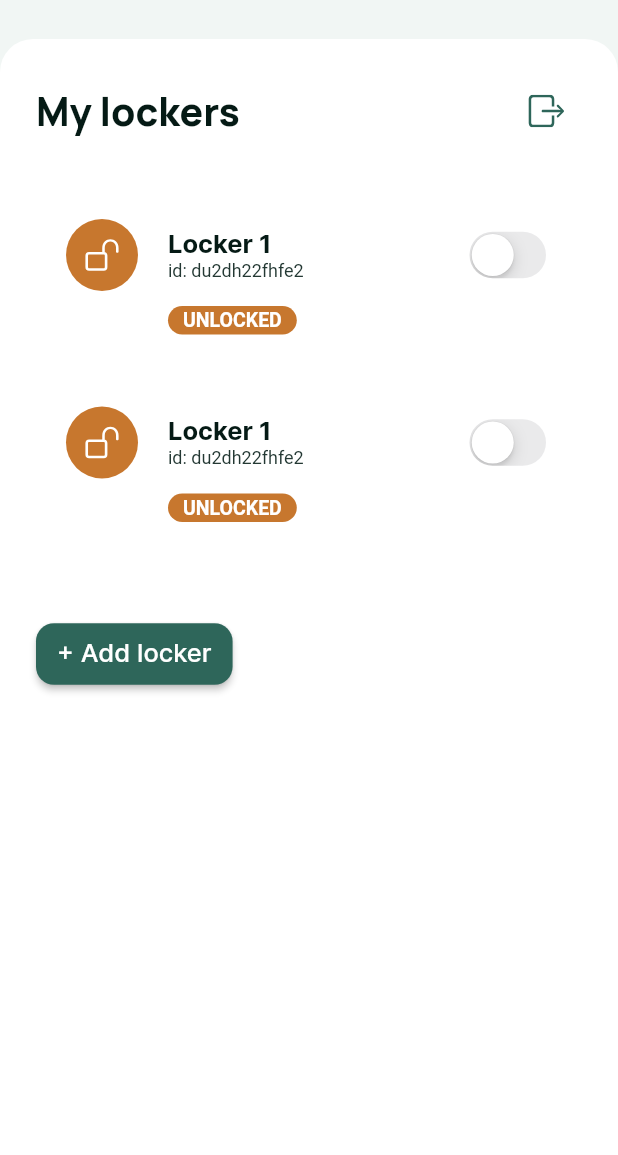
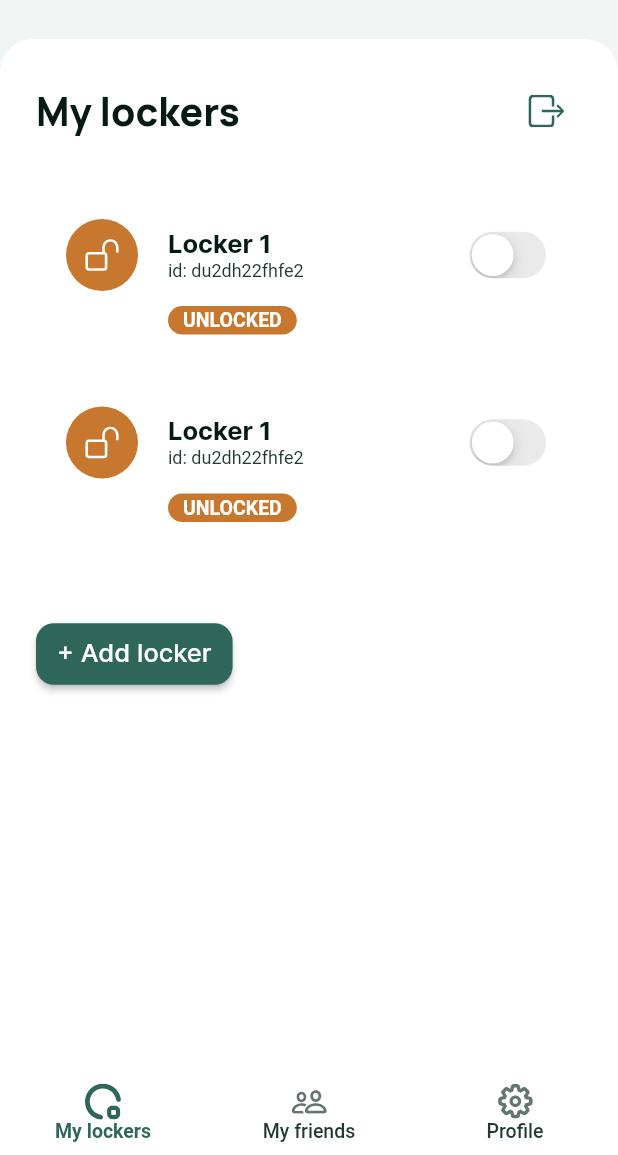
Before and after one commit to bytes7bytes7/ali_lock, a Flutter app: the screen it shows after launch, on a phone screen of 412 x 824 dp, the part 81-1236 px from its top. Run offline on Flutter 3.47's test engine with Material 2 defaults, Android fonts, the light colour scheme and no system bars; our stand-ins replace flutter_svg; Roboto replaces fonts that are missing (SfPro).

Commit message:
fix IconButton under DecoratedBox

```diff
--- a/lib/screens/my_lockers_screen.dart
+++ b/lib/screens/my_lockers_screen.dart
@@ -3,9 +3,11 @@ import 'package:flutter/material.dart';
 import '../gen/assets.gen.dart';
 import '../widgets/custom_icon_button.dart';
 import '../widgets/locker_list_tile.dart';
+import '../widgets/sized_icon.dart';
 
 const _mainSheetRadius = 22.0;
 const _paddingH = 24.0;
+const _tabIconSize = 24.0;
 
 class MyLockersScreen extends StatelessWidget {
   const MyLockersScreen({super.key});
@@ -15,7 +17,48 @@ class MyLockersScreen extends StatelessWidget {
     final theme = Theme.of(context);
 
     return Scaffold(
-      body: SafeArea(
+      body: _Body(theme: theme),
+      bottomNavigationBar: BottomNavigationBar(
+        currentIndex: 0,
+        onTap: (i) {},
+        items: [
+          BottomNavigationBarItem(
+            label: 'My lockers',
+            icon: SizedIcon(
+              icon: Assets.image.svg.myLockers.svg(),
+              size: const Size.square(_tabIconSize),
+            ),
+          ),
+          BottomNavigationBarItem(
+            label: 'My friends',
+            icon: SizedIcon(
+              icon: Assets.image.svg.friends.svg(),
+              size: const Size.square(_tabIconSize),
+            ),
+          ),
+          BottomNavigationBarItem(
+            label: 'Profile',
+            icon: SizedIcon(
+              icon: Assets.image.svg.profile.svg(),
+              size: const Size.square(_tabIconSize),
+            ),
+          ),
+        ],
+      ),
+    );
+  }
+}
+
+class _Body extends StatelessWidget {
+  const _Body({
+    required this.theme,
+  });
+
+  final ThemeData theme;
+
+  @override
+  Widget build(BuildContext context) {
+    return SafeArea(
       child: Column(
         children: [
           Align(
@@ -33,7 +76,7 @@ class MyLockersScreen extends StatelessWidget {
           Expanded(
             child: DecoratedBox(
               decoration: BoxDecoration(
-                  color: theme.focusColor,
+                color: theme.colorScheme.background,
                 borderRadius: const BorderRadius.only(
                   topLeft: Radius.circular(_mainSheetRadius),
                   topRight: Radius.circular(_mainSheetRadius),
@@ -53,8 +96,12 @@ class MyLockersScreen extends StatelessWidget {
                           'My lockers',
                           style: theme.textTheme.displayLarge,
                         ),
-                          CustomIconButton(
+                        Material(
+                          color: Colors.transparent,
+                          child: CustomIconButton(
                             icon: Assets.image.svg.logOut.svg(),
+                            onPressed: () {},
+                          ),
                         ),
                       ],
                     ),
@@ -64,20 +111,7 @@ class MyLockersScreen extends StatelessWidget {
                       itemCount: 3,
                       itemBuilder: (context, index) {
                         if (index == 2) {
-                            return Padding(
-                              padding: const EdgeInsets.symmetric(
-                                horizontal: _paddingH,
-                                vertical: 40,
-                              ),
-                              child: Row(
-                                children: [
-                                  ElevatedButton(
-                                    onPressed: () {},
-                                    child: const Text('+ Add locker'),
-                                  ),
-                                ],
-                              ),
-                            );
+                          return const _AddLockerButton();
                         }
 
                         return Padding(
@@ -101,6 +135,27 @@ class MyLockersScreen extends StatelessWidget {
           ),
         ],
       ),
+    );
+  }
+}
+
+class _AddLockerButton extends StatelessWidget {
+  const _AddLockerButton();
+
+  @override
+  Widget build(BuildContext context) {
+    return Padding(
+      padding: const EdgeInsets.symmetric(
+        horizontal: _paddingH,
+        vertical: 40,
+      ),
+      child: Row(
+        children: [
+          ElevatedButton(
+            onPressed: () {},
+            child: const Text('+ Add locker'),
+          ),
+        ],
       ),
     );
   }
--- a/lib/themes/light_colors.dart
+++ b/lib/themes/light_colors.dart
@@ -11,4 +11,5 @@ class _LightColors {
   static const gin = Color(0xFFF1F6F4);
   static const brandyPunch = Color(0xFFC7772E);
   static const nebula = Color(0xFFD2DBD8);
+  static const black = Color(0xFF000000);
 }
--- a/lib/themes/light_theme.dart
+++ b/lib/themes/light_theme.dart
@@ -2,9 +2,19 @@ part of 'themes.dart';
 
 final lightTheme = ThemeData.light().copyWith(
   scaffoldBackgroundColor: _LightColors.gin,
-  primaryColor: _LightColors.casal,
-  highlightColor: _LightColors.brandyPunch,
-  focusColor: _LightColors.white,
+  colorScheme: const ColorScheme(
+    brightness: Brightness.light,
+    primary: _LightColors.casal,
+    onPrimary: _LightColors.white,
+    secondary: _LightColors.brandyPunch,
+    onSecondary: _LightColors.white,
+    error: _LightColors.brandyPunch,
+    onError: _LightColors.white,
+    background: _LightColors.white,
+    onBackground: _LightColors.black,
+    surface: _LightColors.white,
+    onSurface: _LightColors.black,
+  ),
   textTheme: const TextTheme(
     displayLarge: TextStyle(
       fontSize: 26,
@@ -71,4 +81,22 @@ final lightTheme = ThemeData.light().copyWith(
       ),
     ),
   ),
+  bottomNavigationBarTheme: const BottomNavigationBarThemeData(
+    elevation: 0,
+    selectedItemColor: _LightColors.casal,
+    unselectedItemColor: _LightColors.outerSpace,
+    backgroundColor: _LightColors.white,
+    selectedLabelStyle: TextStyle(
+      fontSize: 13,
+      fontWeight: FontWeight.w700,
+      fontFamily: FontFamily.sfPro,
+      color: _LightColors.casal,
+    ),
+    unselectedLabelStyle: TextStyle(
+      fontSize: 13,
+      fontWeight: FontWeight.w500,
+      fontFamily: FontFamily.sfPro,
+      color: _LightColors.outerSpace,
+    ),
+  ),
 );
--- a/lib/widgets/custom_icon_button.dart
+++ b/lib/widgets/custom_icon_button.dart
@@ -8,20 +8,18 @@ class CustomIconButton extends StatelessWidget {
   const CustomIconButton({
     super.key,
     required this.icon,
+    required this.onPressed,
     this.size = _defaultSize,
   });
 
   final Widget icon;
+  final VoidCallback onPressed;
   final double size;
 
   @override
   Widget build(BuildContext context) {
-    final theme = Theme.of(context);
-
     return IconButton(
-      onPressed: () {},
-      splashColor: theme.primaryColor.withOpacity(0.2),
-      highlightColor: theme.primaryColor.withOpacity(0.05),
+      onPressed: onPressed,
       splashRadius: 24,
       icon: SizedIcon(
         icon: icon,
--- a/lib/widgets/locker_list_tile.dart
+++ b/lib/widgets/locker_list_tile.dart
@@ -28,7 +28,8 @@ class LockerListTile extends StatelessWidget {
   Widget build(BuildContext context) {
     final theme = Theme.of(context);
 
-    final color = isLocked ? theme.primaryColor : theme.highlightColor;
+    final color =
+        isLocked ? theme.colorScheme.primary : theme.colorScheme.secondary;
     final icon =
         isLocked ? Assets.image.svg.lock : Assets.image.svg.unlockedLock;
 
```
Lines whose indentation alone changed are shown as unchanged.
